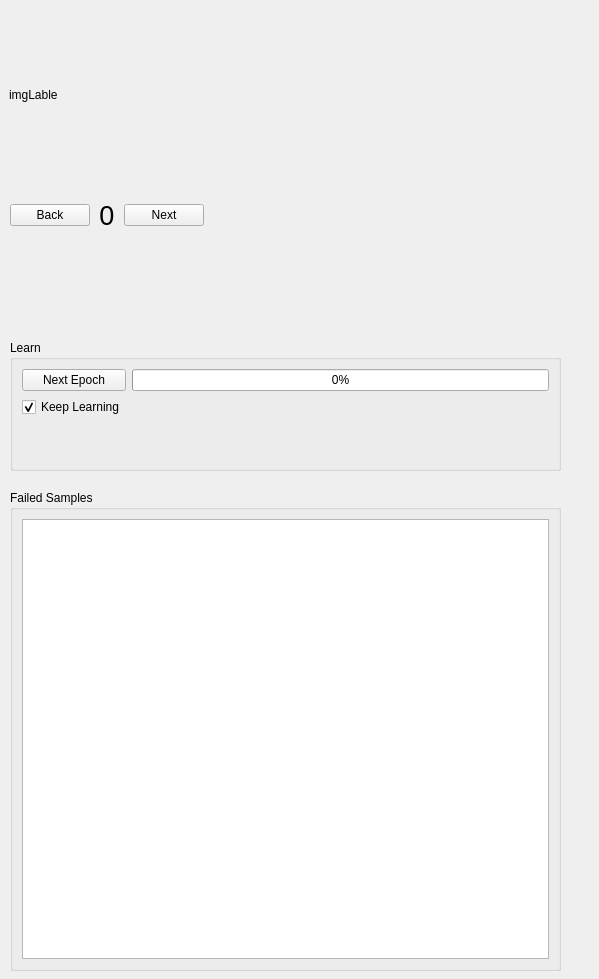
Before: the Qt Designer form examples/mnist/widget.ui in eidelen/EidNN, drawn with Qt 5.
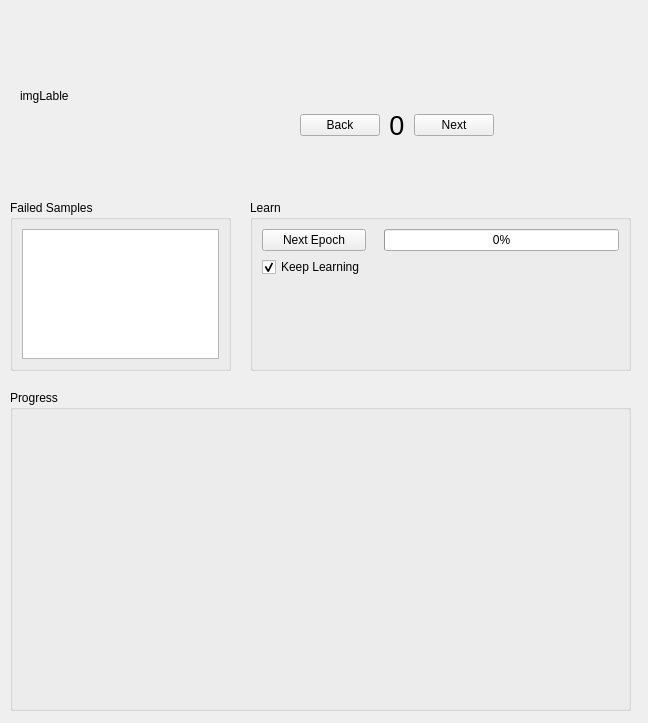
After: the same form once the commit is applied. Custom widgets are drawn as their Qt base class.

Commit message: Add charts to visualize learning

```diff
--- a/examples/mnist/widget.ui
+++ b/examples/mnist/widget.ui
@@ -6,8 +6,8 @@
    <rect>
     <x>0</x>
     <y>0</y>
-    <width>599</width>
-    <height>979</height>
+    <width>648</width>
+    <height>723</height>
    </rect>
   </property>
   <property name="windowTitle">
@@ -16,8 +16,8 @@
   <widget class="QLabel" name="imgLable">
    <property name="geometry">
     <rect>
-     <x>9</x>
-     <y>9</y>
+     <x>20</x>
+     <y>10</y>
      <width>201</width>
      <height>171</height>
     </rect>
@@ -35,8 +35,8 @@
   <widget class="QWidget" name="gridLayoutWidget">
    <property name="geometry">
     <rect>
-     <x>10</x>
-     <y>200</y>
+     <x>300</x>
+     <y>110</y>
      <width>194</width>
      <height>32</height>
     </rect>
@@ -85,10 +85,10 @@
   <widget class="QGroupBox" name="groupBox">
    <property name="geometry">
     <rect>
-     <x>10</x>
-     <y>340</y>
-     <width>551</width>
-     <height>131</height>
+     <x>250</x>
+     <y>200</y>
+     <width>381</width>
+     <height>171</height>
     </rect>
    </property>
    <property name="title">
@@ -116,13 +116,6 @@
       </property>
      </widget>
     </item>
-    <item row="2" column="4">
-     <widget class="QLabel" name="resultLable">
-      <property name="text">
-       <string/>
-      </property>
-     </widget>
-    </item>
     <item row="1" column="1">
      <widget class="QCheckBox" name="keepLearingCB">
       <property name="text">
@@ -133,14 +126,21 @@
       </property>
      </widget>
     </item>
+    <item row="2" column="1" colspan="4">
+     <widget class="QLabel" name="resultLable">
+      <property name="text">
+       <string/>
+      </property>
+     </widget>
+    </item>
    </layout>
   </widget>
   <widget class="QLabel" name="activationLable">
    <property name="geometry">
     <rect>
-     <x>20</x>
-     <y>250</y>
-     <width>521</width>
+     <x>230</x>
+     <y>10</y>
+     <width>361</width>
      <height>31</height>
     </rect>
    </property>
@@ -151,9 +151,9 @@
   <widget class="QLabel" name="classificationLable">
    <property name="geometry">
     <rect>
-     <x>20</x>
-     <y>290</y>
-     <width>521</width>
+     <x>230</x>
+     <y>50</y>
+     <width>361</width>
      <height>31</height>
     </rect>
    </property>
@@ -165,9 +165,9 @@
    <property name="geometry">
     <rect>
      <x>10</x>
-     <y>490</y>
-     <width>551</width>
-     <height>481</height>
+     <y>200</y>
+     <width>221</width>
+     <height>171</height>
     </rect>
    </property>
    <property name="title">
@@ -179,7 +179,52 @@
     </item>
    </layout>
   </widget>
+  <widget class="QGroupBox" name="groupBox_3">
+   <property name="geometry">
+    <rect>
+     <x>10</x>
+     <y>390</y>
+     <width>621</width>
+     <height>321</height>
+    </rect>
+   </property>
+   <property name="title">
+    <string>Progress</string>
+   </property>
+   <widget class="QtCharts::QChartView" name="progressChart" native="true">
+    <property name="geometry">
+     <rect>
+      <x>12</x>
+      <y>32</y>
+      <width>591</width>
+      <height>281</height>
+     </rect>
+    </property>
+    <property name="sizePolicy">
+     <sizepolicy hsizetype="Expanding" vsizetype="Expanding">
+      <horstretch>0</horstretch>
+      <verstretch>0</verstretch>
+     </sizepolicy>
+    </property>
+   </widget>
+  </widget>
+  <zorder>imgLable</zorder>
+  <zorder>gridLayoutWidget</zorder>
+  <zorder>groupBox</zorder>
+  <zorder>activationLable</zorder>
+  <zorder>classificationLable</zorder>
+  <zorder>groupBox_2</zorder>
+  <zorder>groupBox_3</zorder>
+  <zorder>progressChart</zorder>
  </widget>
+ <customwidgets>
+  <customwidget>
+   <class>QtCharts::QChartView</class>
+   <extends>QWidget</extends>
+   <header>QChartView</header>
+   <container>1</container>
+  </customwidget>
+ </customwidgets>
  <resources/>
  <connections/>
 </ui>
```
The commit also changes 3 other files.
